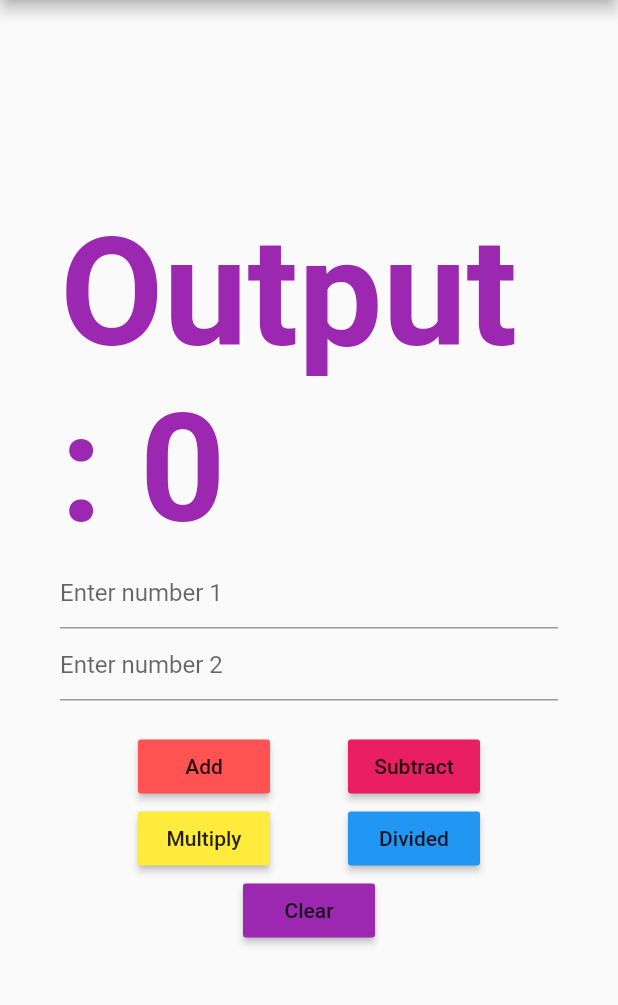
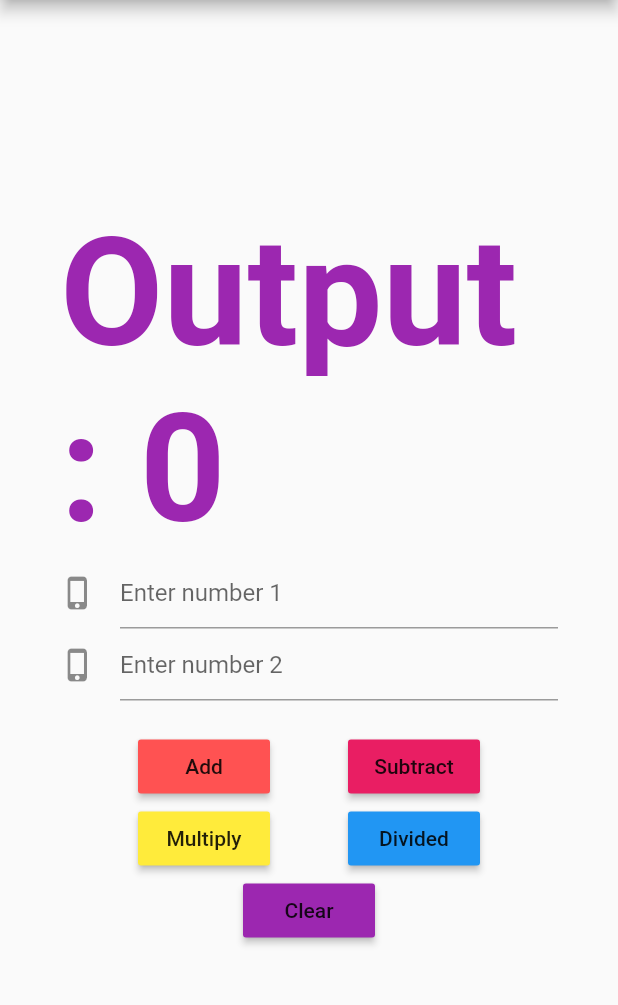
Before and after one commit to irahulcse/Calculator_App_Flutter, a Flutter app: the screen it shows after launch, on a phone screen of 412 x 824 dp, the part 84-1089 px from its top. Run offline on Flutter 3.47's test engine with Material 2 defaults, Android fonts, the phone set to English and light mode, and no system bars.

Commit message:
Automatic Commit 2020-04-07-17:21:40

```diff
--- a/lib/home_page.dart
+++ b/lib/home_page.dart
@@ -1,5 +1,6 @@
 import 'package:flutter/cupertino.dart';
 import 'package:flutter/material.dart';
+import 'package:flutter/services.dart';
 
 class HomePage extends StatefulWidget {
   @override
@@ -70,15 +71,26 @@ class HomePageState extends State<HomePage> {
                 keyboardType: TextInputType.number,
                 decoration: new InputDecoration(
                   hintText: "Enter number 1",
+                  icon: Icon(
+                    Icons.phone_iphone,
+                  ),
                 ),
                 controller: t1,
+                inputFormatters: <TextInputFormatter>[
+                  WhitelistingTextInputFormatter.digitsOnly,
+                ],
               ),
               new TextField(
                 keyboardType: TextInputType.number,
                 decoration: new InputDecoration(
-                  hintText: "Enter number 2",
-                ),
+                    hintText: "Enter number 2",
+                    icon: Icon(
+                      Icons.phone_iphone,
+                    )),
                 controller: t2,
+                inputFormatters: <TextInputFormatter>[
+                  WhitelistingTextInputFormatter.digitsOnly,
+                ],
               ),
               new Padding(
                 padding: const EdgeInsets.only(top: 20.0),
```
